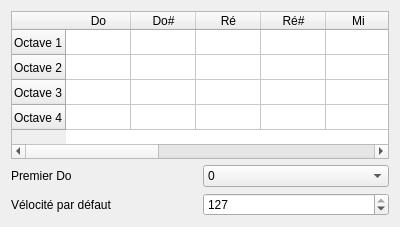
This is sources/context/interface/configsectionkeyboard.ui in davy7125/polyphone as Qt 5 draws it before an edit. The edited form follows.
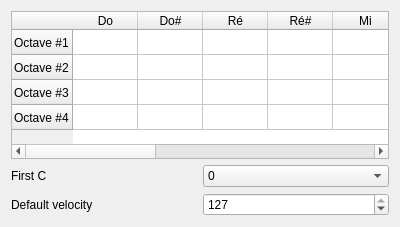
This is the edited form. Custom widgets are drawn as their Qt base class.

What changed in the file:
```diff
--- a/sources/context/interface/configsectionkeyboard.ui
+++ b/sources/context/interface/configsectionkeyboard.ui
@@ -42,22 +42,22 @@
      </attribute>
      <row>
       <property name="text">
-       <string>Octave 1</string>
+       <string>Octave #1</string>
       </property>
      </row>
      <row>
       <property name="text">
-       <string>Octave 2</string>
+       <string>Octave #2</string>
       </property>
      </row>
      <row>
       <property name="text">
-       <string>Octave 3</string>
+       <string>Octave #3</string>
       </property>
      </row>
      <row>
       <property name="text">
-       <string>Octave 4</string>
+       <string>Octave #4</string>
       </property>
      </row>
      <column>
@@ -130,7 +130,7 @@
    <item row="1" column="0">
     <widget class="QLabel" name="label_3">
      <property name="text">
-      <string>Premier Do</string>
+      <string>First C</string>
      </property>
     </widget>
    </item>
@@ -184,7 +184,7 @@
    <item row="2" column="0">
     <widget class="QLabel" name="label_20">
      <property name="text">
-      <string>Vélocité par défaut</string>
+      <string>Default velocity</string>
      </property>
     </widget>
    </item>
```
